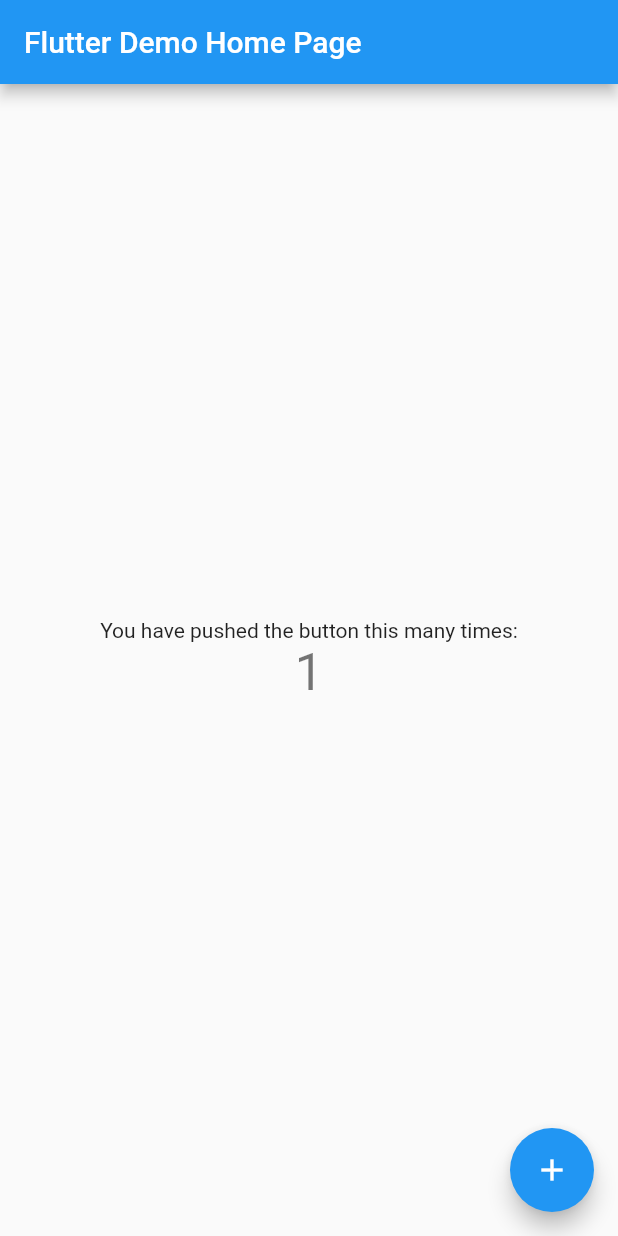
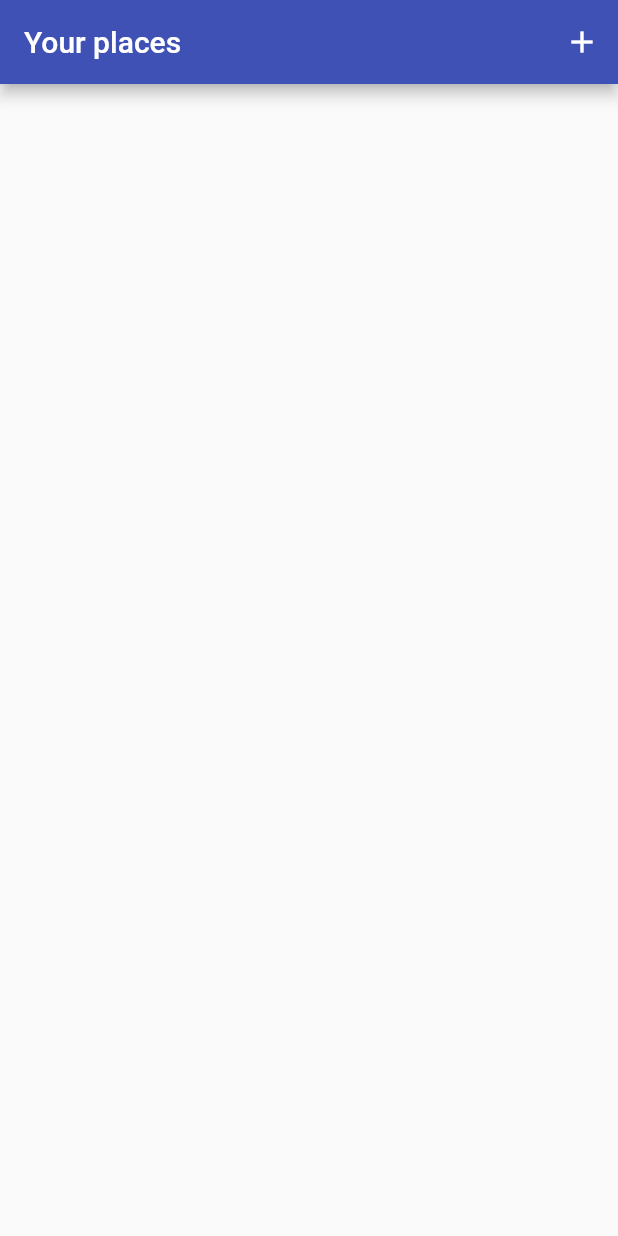
Before and after one commit to catalinvunvulea/GreatPlacesApp, a Flutter app: the screen it shows after launch, after a tap on the "add" icon, on a phone screen of 412 x 824 dp. Run offline on Flutter 3.47's test engine with Material 2 defaults, Android fonts, the phone set to English and light mode, and no system bars.

```diff
--- a/lib/main.dart
+++ b/lib/main.dart
@@ -1,4 +1,6 @@
 import 'package:flutter/material.dart';
+
+import './screens/places_lists_screen.dart';
 
 void main() {
   runApp(MyApp());
@@ -9,7 +11,7 @@ class MyApp extends StatelessWidget {
   @override
   Widget build(BuildContext context) {
     return MaterialApp(
-      title: 'Flutter Demo',
+      title: 'Great Places',
       theme: ThemeData(
         // This is the theme of your application.
         //
@@ -20,98 +22,14 @@ class MyApp extends StatelessWidget {
         // or simply save your changes to "hot reload" in a Flutter IDE).
         // Notice that the counter didn't reset back to zero; the application
         // is not restarted.
-        primarySwatch: Colors.blue,
+        primarySwatch: Colors.indigo,
+        accentColor: Colors.amber,
         // This makes the visual density adapt to the platform that you run
         // the app on. For desktop platforms, the controls will be smaller and
         // closer together (more dense) than on mobile platforms.
         visualDensity: VisualDensity.adaptivePlatformDensity,
       ),
-      home: MyHomePage(title: 'Flutter Demo Home Page'),
+      home: PlacesListScreen(),
     );
   }
 }
-
-class MyHomePage extends StatefulWidget {
-  MyHomePage({Key key, this.title}) : super(key: key);
-
-  // This widget is the home page of your application. It is stateful, meaning
-  // that it has a State object (defined below) that contains fields that affect
-  // how it looks.
-
-  // This class is the configuration for the state. It holds the values (in this
-  // case the title) provided by the parent (in this case the App widget) and
-  // used by the build method of the State. Fields in a Widget subclass are
-  // always marked "final".
-
-  final String title;
-
-  @override
-  _MyHomePageState createState() => _MyHomePageState();
-}
-
-class _MyHomePageState extends State<MyHomePage> {
-  int _counter = 0;
-
-  void _incrementCounter() {
-    setState(() {
-      // This call to setState tells the Flutter framework that something has
-      // changed in this State, which causes it to rerun the build method below
-      // so that the display can reflect the updated values. If we changed
-      // _counter without calling setState(), then the build method would not be
-      // called again, and so nothing would appear to happen.
-      _counter++;
-    });
-  }
-
-  @override
-  Widget build(BuildContext context) {
-    // This method is rerun every time setState is called, for instance as done
-    // by the _incrementCounter method above.
-    //
-    // The Flutter framework has been optimized to make rerunning build methods
-    // fast, so that you can just rebuild anything that needs updating rather
-    // than having to individually change instances of widgets.
-    return Scaffold(
-      appBar: AppBar(
-        // Here we take the value from the MyHomePage object that was created by
-        // the App.build method, and use it to set our appbar title.
-        title: Text(widget.title),
-      ),
-      body: Center(
-        // Center is a layout widget. It takes a single child and positions it
-        // in the middle of the parent.
-        child: Column(
-          // Column is also a layout widget. It takes a list of children and
-          // arranges them vertically. By default, it sizes itself to fit its
-          // children horizontally, and tries to be as tall as its parent.
-          //
-          // Invoke "debug painting" (press "p" in the console, choose the
-          // "Toggle Debug Paint" action from the Flutter Inspector in Android
-          // Studio, or the "Toggle Debug Paint" command in Visual Studio Code)
-          // to see the wireframe for each widget.
-          //
-          // Column has various properties to control how it sizes itself and
-          // how it positions its children. Here we use mainAxisAlignment to
-          // center the children vertically; the main axis here is the vertical
-          // axis because Columns are vertical (the cross axis would be
-          // horizontal).
-          mainAxisAlignment: MainAxisAlignment.center,
-          children: <Widget>[
-            Text(
-              'You have pushed the button this many times:',
-            ),
-            Text(
-              '$_counter',
-              style: Theme.of(context).textTheme.headline4,
-            ),
-          ],
-        ),
-      ),
-      floatingActionButton: FloatingActionButton(
-        onPressed: _incrementCounter,
-        tooltip: 'Increment',
-        child: Icon(Icons.add),
-      ), // This trailing comma makes auto-formatting nicer for build methods.
-    );
-  }
-}
--- /dev/null
+++ b/lib/screens/places_lists_screen.dart
@@ -0,0 +1,21 @@
+import 'package:flutter/material.dart';
+
+class PlacesListScreen extends StatelessWidget {
+  const PlacesListScreen({Key key}) : super(key: key);
+
+  @override
+  Widget build(BuildContext context) {
+    return Scaffold(
+      appBar: AppBar(
+        title: Text('Your places'),
+        actions: <Widget>[
+          IconButton(
+            icon: Icon(Icons.add),
+            onPressed: () {},
+            enableFeedback: true,
+          )
+        ],
+      ),
+    );
+  }
+}
--- a/pubspec.yaml
+++ b/pubspec.yaml
@@ -23,6 +23,7 @@ environment:
 dependencies:
   flutter:
     sdk: flutter
+  provider: ^4.3.1
 
 
   # The following adds the Cupertino Icons font to your application.
```
Also changed, not shown: lib/models/place.dart (added, +29 -0 lines), lib/providers/great_places.dart (added), lib/screens/add_palce_screen.dart (added), lib/screens/place_detail_screen.dart (added), pubspec.lock.
